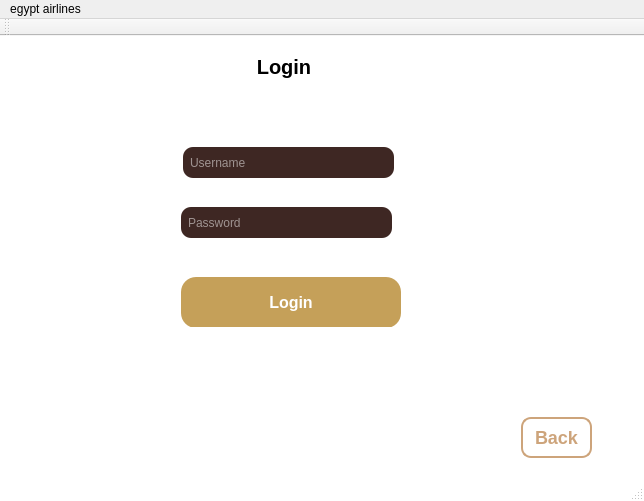
First picture: the form in s_p_project/s_p_project.ui, repository mohamedalaaabdalaah-lgtm/s_p_project, before the edit.
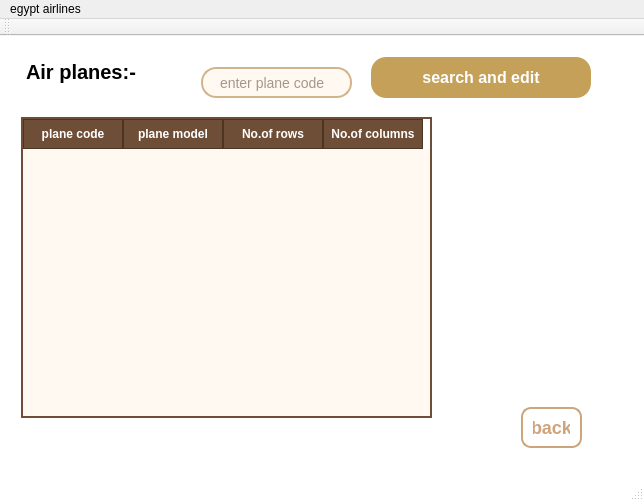
Second picture: the form after the edit.

```diff
--- a/s_p_project/s_p_project.ui
+++ b/s_p_project/s_p_project.ui
@@ -70,7 +70,7 @@
 }</string>
       </property>
       <property name="currentIndex">
-       <number>2</number>
+       <number>5</number>
       </property>
       <widget class="QWidget" name="welcome_page">
        <property name="styleSheet">
@@ -648,7 +648,195 @@
         </property>
        </widget>
       </widget>
-      <widget class="QWidget" name="edit_flights_page"/>
+      <widget class="QWidget" name="view_planes_page">
+       <widget class="QTableWidget" name="table_planes">
+        <property name="geometry">
+         <rect>
+          <x>10</x>
+          <y>70</y>
+          <width>411</width>
+          <height>301</height>
+         </rect>
+        </property>
+        <property name="styleSheet">
+         <string notr="true">QTableWidget {
+    background-color: #FFF9F2; /* Clotted cream / Light latte */
+    alternate-background-color: #F2E3D5; /* Soft mocha for alternating rows */
+    color: #4B3621; /* Deep espresso text */
+    gridline-color: #D2B48C; /* Tan/Bisque lines */
+    border: 2px solid #6F4E37; /* Coffee bean brown border */
+    font-family: &quot;Segoe UI&quot;, Arial;
+    font-size: 14px;
+    selection-background-color: #A67B5B; /* Medium roast for selected cells */
+    selection-color: white;
+}
+
+/* The header (top row) */
+QHeaderView::section {
+    background-color: #6F4E37; /* Coffee brown */
+    color: white;
+    padding: 5px;
+    border: 1px solid #4B3621;
+    font-weight: bold;
+}
+
+/* Styling the scrollbars to match */
+QScrollBar:vertical {
+    border: none;
+    background: #F2E3D5;
+    width: 10px;
+}
+
+QScrollBar::handle:vertical {
+    background: #8B5A2B; /* Cinnamon handle */
+    min-height: 20px;
+    border-radius: 5px;
+}
+
+/* Bottom right corner where scrollbars meet */
+QTableCornerButton::section {
+    background-color: #6F4E37;
+}</string>
+        </property>
+        <column>
+         <property name="text">
+          <string>plane code</string>
+         </property>
+        </column>
+        <column>
+         <property name="text">
+          <string>plane model</string>
+         </property>
+        </column>
+        <column>
+         <property name="text">
+          <string>No.of rows</string>
+         </property>
+        </column>
+        <column>
+         <property name="text">
+          <string>No.of columns</string>
+         </property>
+         <property name="font">
+          <font>
+           <pointsize>9</pointsize>
+          </font>
+         </property>
+        </column>
+       </widget>
+       <widget class="QLabel" name="label_5">
+        <property name="geometry">
+         <rect>
+          <x>10</x>
+          <y>10</y>
+          <width>121</width>
+          <height>51</height>
+         </rect>
+        </property>
+        <property name="text">
+         <string>&lt;html&gt;&lt;head/&gt;&lt;body&gt;&lt;p&gt;Air planes:-&lt;/p&gt;&lt;/body&gt;&lt;/html&gt;</string>
+        </property>
+       </widget>
+       <widget class="QPushButton" name="btn_back_view_planes">
+        <property name="geometry">
+         <rect>
+          <x>510</x>
+          <y>360</y>
+          <width>61</width>
+          <height>41</height>
+         </rect>
+        </property>
+        <property name="styleSheet">
+         <string notr="true"> QPushButton {
+    /* الخلفية شفافة */
+    background-color: transparent;
+    /* لون الخط (البيج بتاعك) */
+    color: #cda47b; 
+    /* البرواز */
+    border: 2px solid #cda47b;
+    /* الحواف دائرية سِنة */
+    border-radius: 10px;
+    /* الخط عريض (Bold) */
+    font-weight: bold;
+    /* حجم الخط */
+    font-size: 18px;
+    /* الحجم الصغير */
+    min-width: 30px;
+    max-width: 50px;
+    min-height: 10px;
+    max-height: 35px;
+}
+
+/* ستايل لما المستخدم يلمس الزرار بالماوس */
+QPushButton:hover {
+    background-color: #cda47b;
+    color: #3e2723; /* يقلب بني غامق عشان يبان */
+}</string>
+        </property>
+        <property name="text">
+         <string>back</string>
+        </property>
+       </widget>
+       <widget class="QLineEdit" name="txt_admin_search_planes">
+        <property name="geometry">
+         <rect>
+          <x>190</x>
+          <y>20</y>
+          <width>151</width>
+          <height>31</height>
+         </rect>
+        </property>
+        <property name="styleSheet">
+         <string notr="true">QLineEdit {
+    background-color: #FFF9F2; /* Creamy Latte */
+    border: 2px solid #D2B48C; /* Tan/Bisque */
+    border-radius: 15px;      /* Rounded &quot;Coffee Pod&quot; shape */
+    padding: 5px 15px;
+    color: #4B3621;           /* Espresso text */
+    font-size: 14px;
+    selection-background-color: #A67B5B; /* Selection color */
+}
+
+QLineEdit:focus {
+    border: 2px solid #6F4E37; /* Darkens to Coffee Bean when typing */
+    background-color: #FFFFFF;
+}
+
+/* The Search Button */
+QPushButton {
+    background-color: #6F4E37; /* Deep Roast */
+    color: #FFF9F2;
+    border-radius: 15px;
+    padding: 5px 15px;
+    font-weight: bold;
+}
+
+QPushButton:hover {
+    background-color: #8B5A2B; /* Cinnamon hover effect */
+}
+
+QPushButton:pressed {
+    background-color: #4B3621; /* Strong Espresso pressed effect */
+}</string>
+        </property>
+        <property name="placeholderText">
+         <string>enter plane code</string>
+        </property>
+       </widget>
+       <widget class="QPushButton" name="btn_admin_seach_planes">
+        <property name="geometry">
+         <rect>
+          <x>360</x>
+          <y>10</y>
+          <width>220</width>
+          <height>41</height>
+         </rect>
+        </property>
+        <property name="text">
+         <string>search and edit</string>
+        </property>
+       </widget>
+      </widget>
       <widget class="QWidget" name="add_flight_page">
        <widget class="QLabel" name="lbl_add_flight">
         <property name="geometry">
```
Left out of the diff: 80 changed lines with no effect on the pictures.
